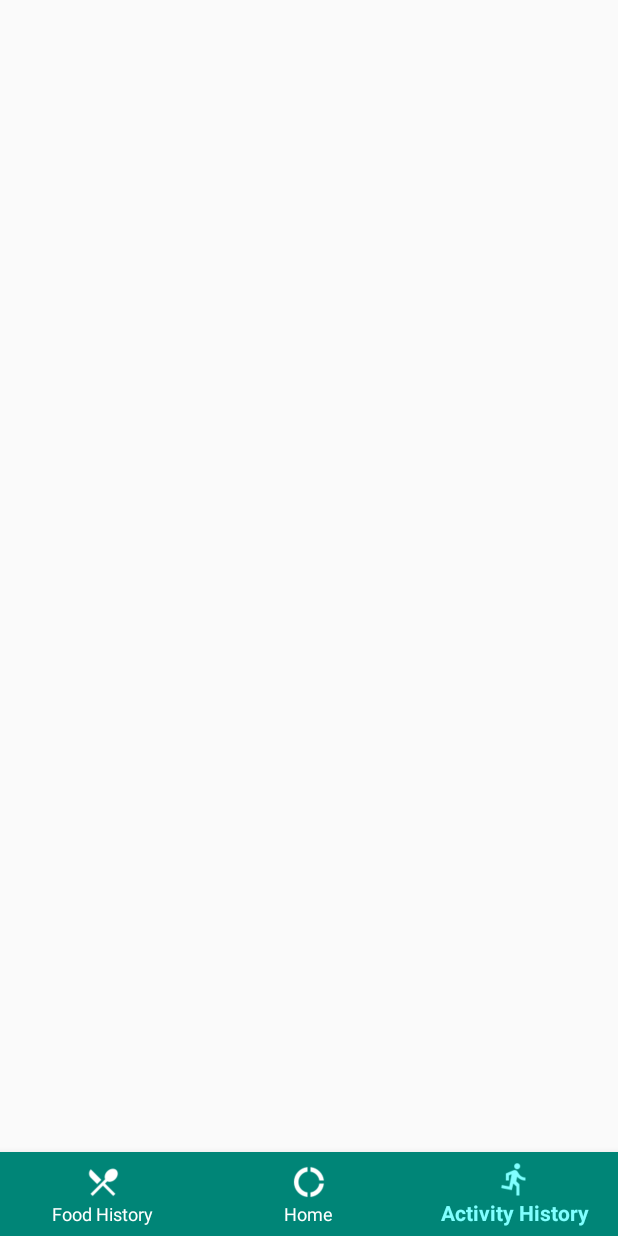
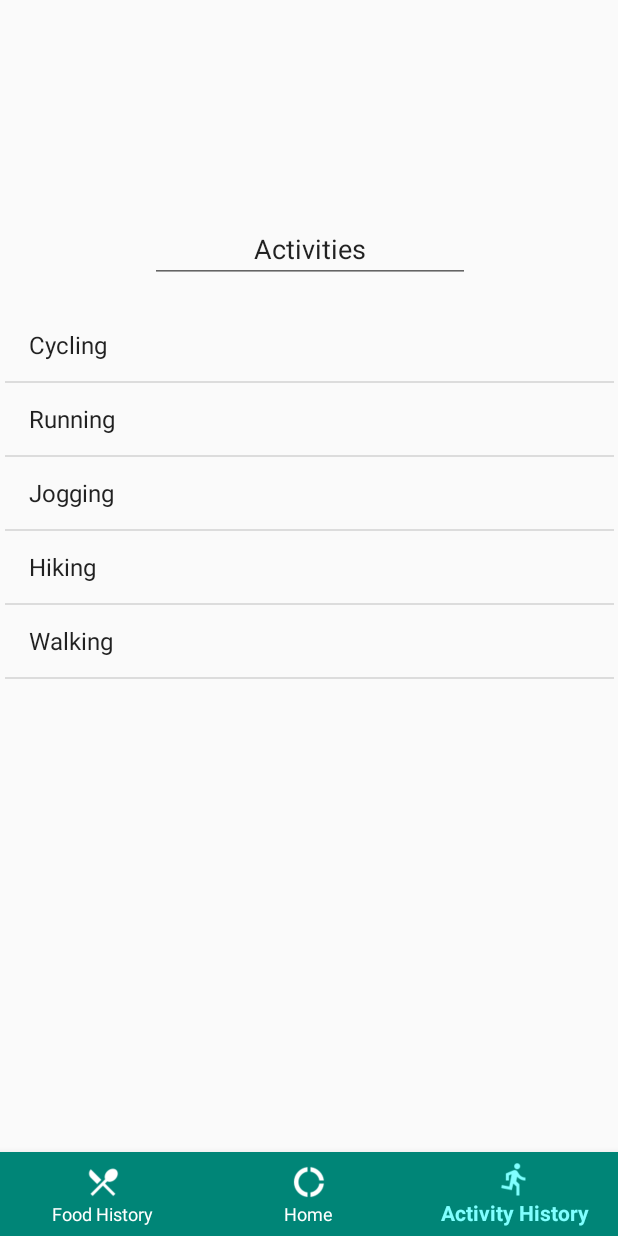
Before and after one commit to dylan-mancero/Health-and-Fitness-Android, an Android app: the screen it shows after launch (MainActivity), item 3 of the bottom bar chosen, on a phone screen of 412 x 824 dp. Run offline under Robolectric (Android 15) with nearby library versions, the phone set to English and light mode, and no system bars.

Commit message:
Added basic hard coded list view for 'Activity History' navigation.

```diff
--- a/app/src/main/java/com/hfs/ui/ActivityHistoryFragment.java
+++ b/app/src/main/java/com/hfs/ui/ActivityHistoryFragment.java
@@ -4,9 +4,14 @@ import android.os.Bundle;
 
 import androidx.fragment.app.Fragment;
 
+import android.util.Log;
 import android.view.LayoutInflater;
 import android.view.View;
 import android.view.ViewGroup;
+import android.widget.ArrayAdapter;
+import android.widget.ListView;
+
+import java.util.ArrayList;
 
 
 /**
@@ -14,7 +19,7 @@ import android.view.ViewGroup;
  */
 public class ActivityHistoryFragment extends Fragment {
 
-    private static final String TAG = "MainActivity";
+    private static final String TAG = "ActivityHistory";
 
     public ActivityHistoryFragment() {
         // Required empty public constructor
@@ -24,7 +29,21 @@ public class ActivityHistoryFragment extends Fragment {
     @Override
     public View onCreateView(LayoutInflater inflater, ViewGroup container,
                              Bundle savedInstanceState) {
-        // Inflate the layout for this fragment
-        return inflater.inflate(R.layout.fragment_activity_history, container, false);
+
+        View view = inflater.inflate(R.layout.fragment_activity_history, container, false);
+
+        ListView list = (ListView) view.findViewById(R.id.activity_history_list);
+        Log.d(TAG, "onCreateView: Started.");
+
+        ArrayList<String> activities = new ArrayList<>();
+        activities.add("Cycling");
+        activities.add("Running");
+        activities.add("Jogging");
+        activities.add("Hiking");
+        activities.add("Walking");
+
+        ArrayAdapter<String> adapter = new ArrayAdapter<>(this.getContext(), android.R.layout.simple_list_item_1, activities);
+        list.setAdapter(adapter);
+        return view;
     }
 }
--- a/app/src/main/res/layout/fragment_activity_history.xml
+++ b/app/src/main/res/layout/fragment_activity_history.xml
@@ -9,8 +9,26 @@
 
     <ListView
         android:id="@+id/activity_history_list"
-        android:layout_width="409dp"
-        android:layout_height="673dp"
-        tools:layout_editor_absoluteX="1dp"
-        tools:layout_editor_absoluteY="1dp" />
+        android:layout_width="match_parent"
+        android:layout_height="412dp"
+        app:layout_constraintBottom_toBottomOf="parent"
+        app:layout_constraintEnd_toEndOf="parent"
+        app:layout_constraintHorizontal_bias="1.0"
+        app:layout_constraintStart_toStartOf="parent"
+        app:layout_constraintTop_toTopOf="parent"
+        app:layout_constraintVertical_bias="1.0" />
+
+    <EditText
+        android:id="@+id/editText"
+        android:layout_width="wrap_content"
+        android:layout_height="wrap_content"
+        android:ems="10"
+        android:gravity="center"
+        android:inputType="textPersonName"
+        android:text="Activities"
+        app:layout_constraintBottom_toTopOf="@+id/activity_history_list"
+        app:layout_constraintEnd_toEndOf="parent"
+        app:layout_constraintStart_toStartOf="parent"
+        app:layout_constraintTop_toTopOf="parent"
+        app:layout_constraintVertical_bias="0.894" />
 </androidx.constraintlayout.widget.ConstraintLayout>
```
